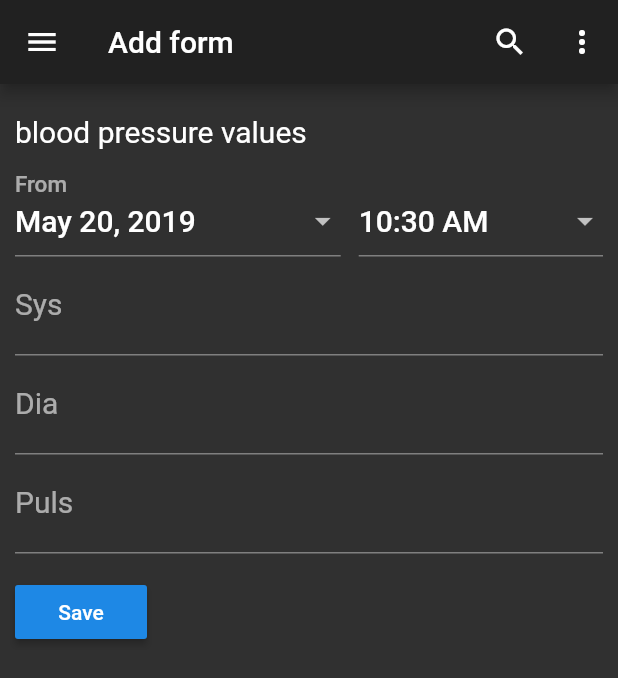
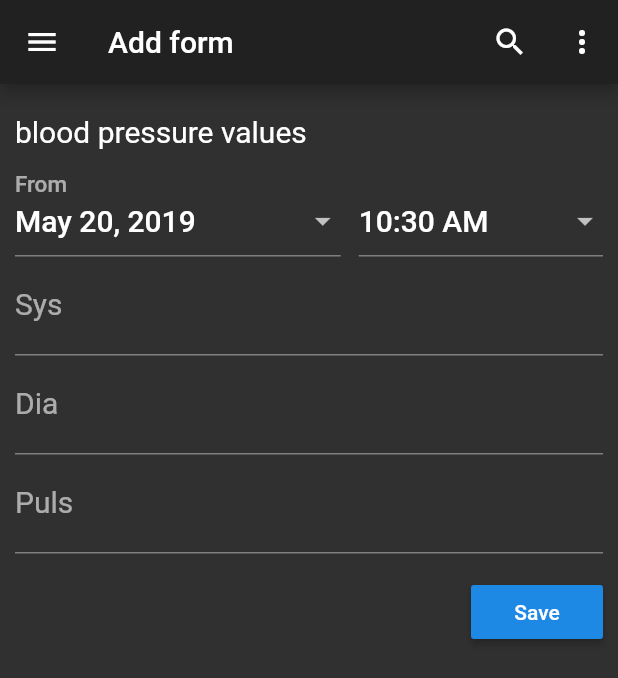
Before and after one commit to rotfuchs/flutter_vital, a Flutter app: the screen it shows after launch, on a phone screen of 412 x 824 dp. Shown: the top 678 px of the screen. Run offline on Flutter 3.47's test engine with Material 2 defaults, Android fonts, the phone set to English and light mode, and no system bars; our stand-ins replace charts_flutter.

Commit message:
changed save button alignment

```diff
--- a/lib/gui/form/add_form.dart
+++ b/lib/gui/form/add_form.dart
@@ -94,7 +94,8 @@ class AddFormState extends State<AddForm> {
                     },
                   ),
 
-                  Padding(
+                  Container(
+                    alignment: Alignment.centerRight,
                     padding: EdgeInsets.fromLTRB(0, 15, 0, 0),
                     child: RaisedButton(
                       onPressed: () {
```
